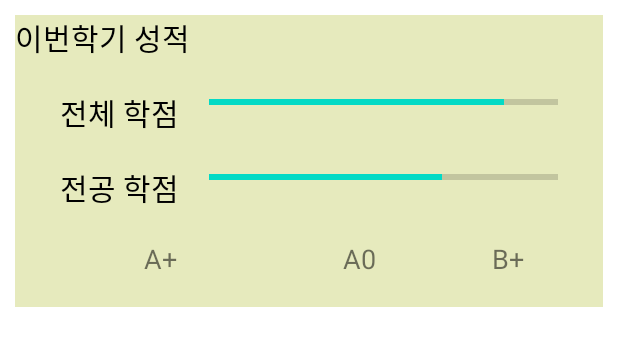
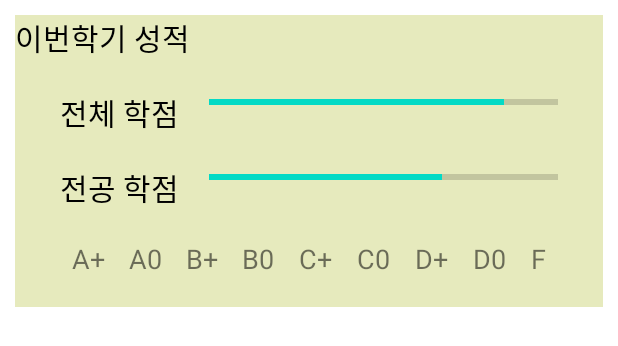
Before and after one commit to Last-SilverLight-End/Application, an Android app: the layout show_grade.xml on its own in the app's theme, with its tools: preview values and no code run, on a phone screen of 412 x 824 dp. Shown: the top 346 px of the screen. Run offline under Robolectric (Android 15) with nearby library versions, the phone set to English and light mode, and no system bars.

Commit message:
(chore)more grade_top_of

```diff
--- a/app/src/main/AndroidManifest.xml
+++ b/app/src/main/AndroidManifest.xml
@@ -9,7 +9,7 @@
         android:roundIcon="@mipmap/ic_launcher_round"
         android:supportsRtl="true"
         android:theme="@style/Theme.SejongStar">
-        <activity android:name=".SplashActivity"
+        <activity android:name=".MainActivity"
             android:theme = "@style/SplashTheme"
             android:screenOrientation="portrait">
             <intent-filter>
@@ -18,7 +18,7 @@
                 <category android:name="android.intent.category.LAUNCHER" />
             </intent-filter>
         </activity>
-        <activity android:name=".MainActivity"/>
+
     </application>
 
 </manifest>
--- a/app/src/main/res/layout/show_grade.xml
+++ b/app/src/main/res/layout/show_grade.xml
@@ -90,39 +90,93 @@
             android:layout_marginLeft="30sp"
             android:layout_marginBottom="20sp"
             android:layout_marginRight="30sp"
-            android:weightSum="100">
+
+>
 
             <!--여기에서 A+ ,A,B+,B,C+,C,D+,D,F 총 9개로 나누어야 함 -->
             <TextView
-                android:layout_width="match_parent"
+                android:layout_width="wrap_content"
                 android:layout_height="wrap_content"
                 android:gravity="center"
-                android:layout_weight="30"
+                android:layout_weight="1"
                 android:textSize="18sp"
                 android:background="#00ff0000"
                 android:text= "A+"
 
                 android:id="@+id/Percent_Of_A1"/>
             <TextView
-                android:layout_width="match_parent"
+                android:layout_width="wrap_content"
                 android:layout_height="wrap_content"
                 android:gravity="center"
-                android:layout_weight="30"
+                android:layout_weight="1"
                 android:textSize="18sp"
                 android:background="#00ff0000"
                 android:text= "A0"
 
                 android:id="@+id/Percent_Of_A2"/>
             <TextView
-                android:layout_width="match_parent"
+                android:layout_width="wrap_content"
                 android:layout_height="wrap_content"
                 android:gravity="center"
-                android:layout_weight="40"
+                android:layout_weight="1"
                 android:textSize="18sp"
                 android:background="#00ff0000"
                 android:text= "B+"
-
                 android:id="@+id/Percent_Of_B1"/>
+            <TextView
+                android:layout_width="wrap_content"
+                android:layout_height="wrap_content"
+                android:gravity="center"
+                android:layout_weight="1"
+                android:textSize="18sp"
+                android:background="#00ff0000"
+                android:text= "B0"
+                android:id="@+id/Percent_Of_B2"/>
+            <TextView
+                android:layout_width="wrap_content"
+                android:layout_height="wrap_content"
+                android:gravity="center"
+                android:layout_weight="1"
+                android:textSize="18sp"
+                android:background="#00ff0000"
+                android:text= "C+"
+                android:id="@+id/Percent_Of_C1"/>
+            <TextView
+                android:layout_width="wrap_content"
+                android:layout_height="wrap_content"
+                android:gravity="center"
+                android:layout_weight="1"
+                android:textSize="18sp"
+                android:background="#00ff0000"
+                android:text= "C0"
+                android:id="@+id/Percent_Of_C2"/>
+            <TextView
+                android:layout_width="wrap_content"
+                android:layout_height="wrap_content"
+                android:gravity="center"
+                android:layout_weight="1"
+                android:textSize="18sp"
+                android:background="#00ff0000"
+                android:text= "D+"
+                android:id="@+id/Percent_Of_D1"/>
+            <TextView
+                android:layout_width="wrap_content"
+                android:layout_height="wrap_content"
+                android:gravity="center"
+                android:layout_weight="1"
+                android:textSize="18sp"
+                android:background="#00ff0000"
+                android:text= "D0"
+                android:id="@+id/Percent_Of_D2"/>
+            <TextView
+                android:layout_width="wrap_content"
+                android:layout_height="wrap_content"
+                android:gravity="center"
+                android:layout_weight="1"
+                android:textSize="18sp"
+                android:background="#00ff0000"
+                android:text= "F"
+                android:id="@+id/Percent_Of_F"/>
 
 
         </LinearLayout>
```
Also changed, not shown: app/src/main/java/com/example/sejongstar/SplashActivity.java (deleted, +0 -20 lines), app/src/main/res/layout/splashactivity.xml (deleted, +0 -25 lines).
